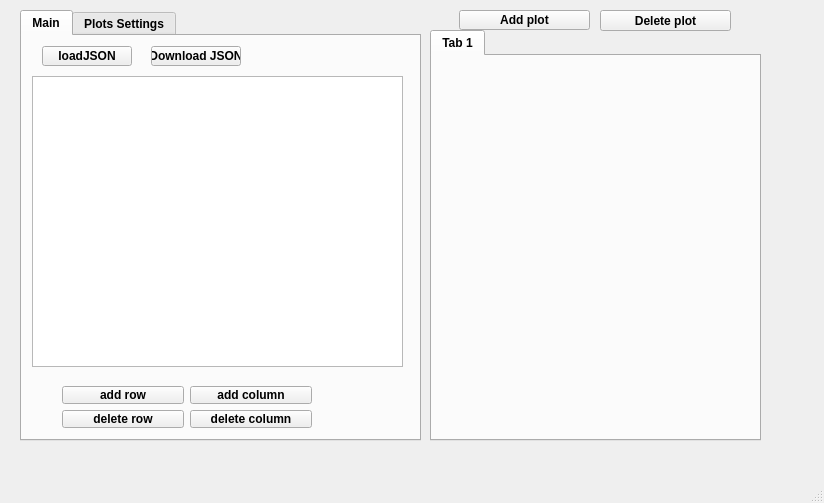
Old version of the form main/mainwindow.ui in the repository Kirikus/2024_Experiments.
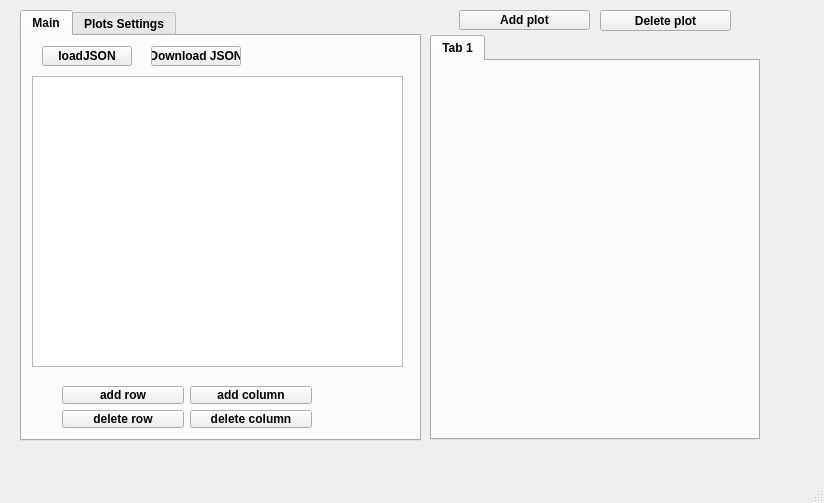
New version of the form. Custom widgets are drawn as their Qt base class.

Commit message: fix merge with TheFueR -added "delete row/column" functions -renamed widgets

```diff
--- a/main/mainwindow.ui
+++ b/main/mainwindow.ui
@@ -36,9 +36,9 @@
     <property name="geometry">
      <rect>
       <x>430</x>
-      <y>30</y>
-      <width>331</width>
-      <height>411</height>
+      <y>35</y>
+      <width>330</width>
+      <height>405</height>
      </rect>
     </property>
     <property name="currentIndex">
```
The commit also changes 2 other files.
